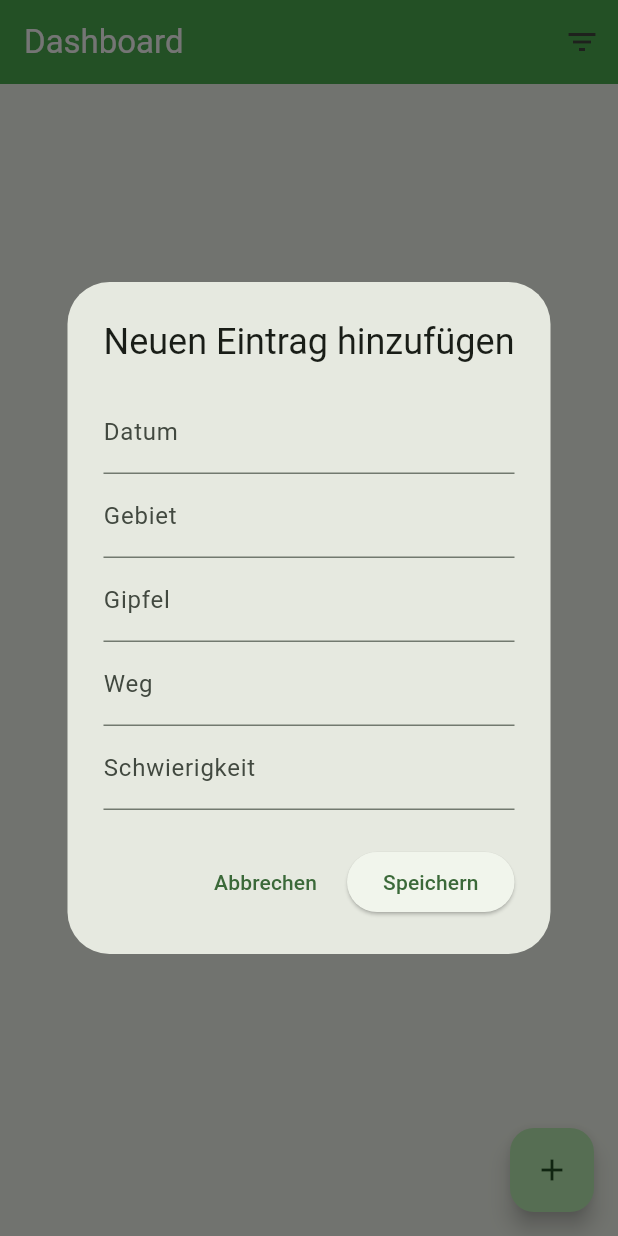
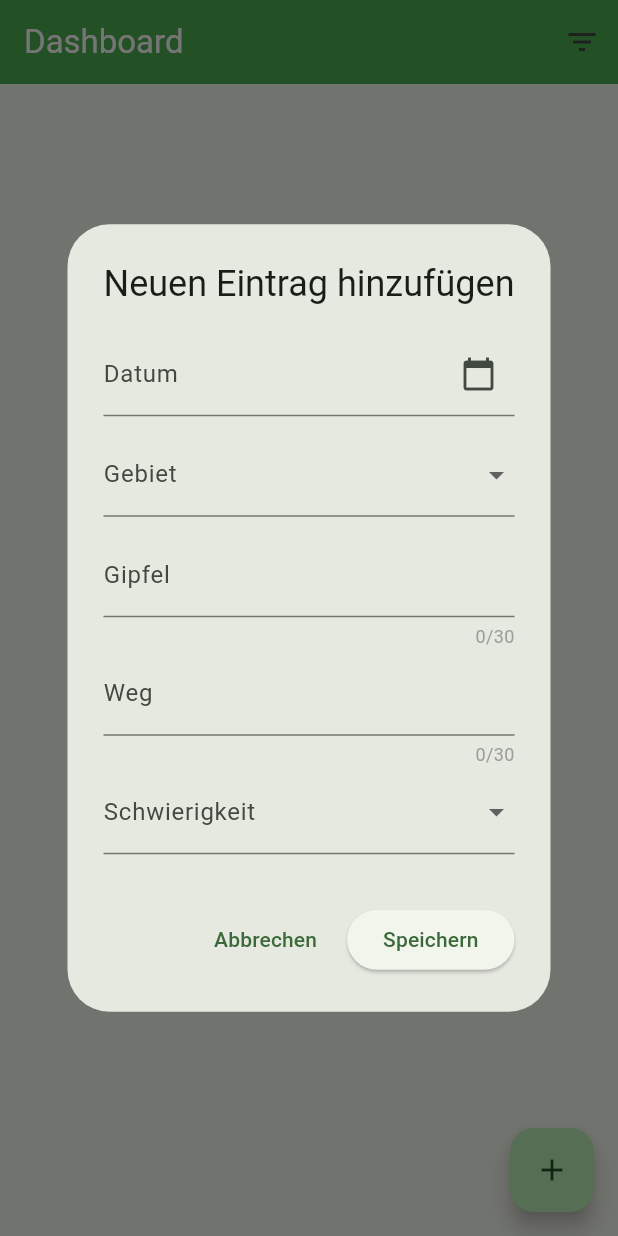
Before and after one commit to NicoleSchulze/Kletterlogbuch, a Flutter app: the screen it shows after launch, after a tap on the "add" icon, on a phone screen of 412 x 824 dp. Run offline on Flutter 3.47's test engine with Material 3 defaults, Android fonts, the light colour scheme and no system bars; our stand-ins replace sqflite; accounts and stored records are empty.

Commit message:
Add Funktionalität, Validierung neuer Kletterwege, Flutter localization installed

```diff
--- a/lib/database/database_helper.dart
+++ b/lib/database/database_helper.dart
@@ -37,7 +37,7 @@ class DatabaseHelper {
   }
 
   // ------------------------------
-  // CRUD-Methoden für kletterwege
+  // CRUD-Methoden für Kletterwege
   // ------------------------------
 
 // Insert
--- a/lib/main.dart
+++ b/lib/main.dart
@@ -1,5 +1,7 @@
 import 'package:flutter/material.dart';
 import 'screens/splash_screen.dart';
+import 'package:flutter_localizations/flutter_localizations.dart';
+
 
 /// Starte meine App und zeige das Widget MyApp
 void main() {
@@ -21,6 +23,14 @@ class MyApp extends StatelessWidget {
         colorScheme: ColorScheme.fromSeed(seedColor: Colors.green),
         useMaterial3: true,
       ),
+      localizationsDelegates: [
+        GlobalMaterialLocalizations.delegate,
+        GlobalWidgetsLocalizations.delegate,
+        GlobalCupertinoLocalizations.delegate,
+      ],
+      supportedLocales: const [
+        Locale('de', 'DE'), // Deutsch
+      ],
       home: const SplashScreen(),
     );
   }
--- a/lib/widgets/add_kletterweg.dart
+++ /dev/null
@@ -1,54 +0,0 @@
-import 'package:flutter/material.dart';
-import '../models/kletterweg.dart';
-
-class AddKletterwegDialog extends StatefulWidget {
-  final Function(Kletterweg) onSave;
-
-  const AddKletterwegDialog({super.key, required this.onSave});
-
-  @override
-  State<AddKletterwegDialog> createState() => _AddKletterwegDialogState();
-}
-
-class _AddKletterwegDialogState extends State<AddKletterwegDialog> {
-  String datum = "";
-  String gebiet = "";
-  String gipfel = "";
-  String weg = "";
-  String schwierigkeit = "";
-
-  @override
-  Widget build(BuildContext context) {
-    return AlertDialog(
-      title: const Text("Neuen Eintrag hinzufügen"),
-      content: Column(
-        mainAxisSize: MainAxisSize.min,
-        children: [
-          TextField(decoration: const InputDecoration(labelText: "Datum"), onChanged: (val) => datum = val),
-          TextField(decoration: const InputDecoration(labelText: "Gebiet"), onChanged: (val) => gebiet = val),
-          TextField(decoration: const InputDecoration(labelText: "Gipfel"), onChanged: (val) => gipfel = val),
-          TextField(decoration: const InputDecoration(labelText: "Weg"), onChanged: (val) => weg = val),
-          TextField(decoration: const InputDecoration(labelText: "Schwierigkeit"), onChanged: (val) => schwierigkeit = val),
-        ],
-      ),
-      actions: [
-        TextButton(child: const Text("Abbrechen"), onPressed: () => Navigator.pop(context)),
-        ElevatedButton(
-          child: const Text("Speichern"),
-          onPressed: () {
-            if (weg.isNotEmpty && schwierigkeit.isNotEmpty) {
-              widget.onSave(Kletterweg(
-                datum: datum,
-                gebiet: gebiet,
-                gipfel: gipfel,
-                weg: weg,
-                schwierigkeit: schwierigkeit,
-              ));
-              Navigator.pop(context);
-            }
-          },
-        ),
-      ],
-    );
-  }
-}
--- /dev/null
+++ b/lib/widgets/popup_add_kletterweg.dart
@@ -0,0 +1,225 @@
+import 'package:flutter/material.dart';
+import 'package:flutter/services.dart';
+import '../models/kletterweg_datenmodell.dart';
+
+/// --- Dialog zum Hinzufügen eines neuen Kletterwegs ---
+//Callback-Funktion, die aufgerufen wird, wenn der Benutzer speichert
+class AddKletterwegDialog extends StatefulWidget {
+  final Function(Kletterweg) onSave;
+
+  const AddKletterwegDialog({super.key, required this.onSave});
+
+  @override
+  State<AddKletterwegDialog> createState() => _AddKletterwegDialogState();
+}
+
+// --- State für den Dialog ---
+// Variablen für die Eingaben des Benutzers
+// Speichert die Benutzereingaben temporär
+class _AddKletterwegDialogState extends State<AddKletterwegDialog> {
+  String datum = "";
+  String gebiet = "";
+  String gipfel = "";
+  String weg = "";
+  String schwierigkeit = "";
+
+  String? datumError;
+  String? gebietError;
+  String? gipfelError;
+  String? wegError;
+  String? schwierigkeitError;
+
+  final TextEditingController _datumController = TextEditingController();
+
+// --- Konstanten für einheitliches Layout ---
+  static const double fieldHeight = 65;  // Höhe für alle Felder
+  static const double fieldSpacing = 2;  // Abstand zwischen Feldern
+
+  // Liste Gebiete
+  final List<String> gebieteListe = [
+    "Erzgebirgsgrenzgebiet",
+    "Bielatal",
+    "Gebiet der Steine",
+    "Wehlen",
+    "Rathen",
+    "Brand",
+    "Schrammsteine",
+    "Affensteine",
+    "Schmilka",
+    "Wildenstein",
+    "Kleiner Zschand",
+    "Großer Zschand",
+    "Hinterhermsdorf",
+  ];
+
+  // Schwierigkeit in römischen Zahlen direkt
+  final List<String> schwierigkeitenListe = [
+    "I", "II", "III", "IV", "VI", "VIIa", "VIIb", "VIIc", "VIIIa", "VIIIb", "VIIIc",
+    "IXa", "IXb", "IXc", "Xa", "Xb", "Xc", "XIa", "XIb", "XIc",
+  ];
+
+  // Prüfen aller Pflichtfelder und Speichern
+  void validateAndSave() {
+    setState(() {
+      datumError = datum.isEmpty ? "Bitte Datum auswählen" : null;
+      gebietError = gebiet.isEmpty ? "Bitte Gebiet wählen" : null;
+      gipfelError = gipfel.isEmpty ? "Bitte Gipfel eingeben" : null;
+      wegError = weg.isEmpty ? "Bitte Weg eingeben" : null;
+      schwierigkeitError = schwierigkeit.isEmpty ? "Bitte Schwierigkeit wählen" : null;
+    });
+
+    if ([datum, gebiet, gipfel, weg, schwierigkeit].any((e) => e.isEmpty))
+      return;
+
+    widget.onSave(
+      Kletterweg(
+        datum: datum,
+        gebiet: gebiet,
+        gipfel: gipfel,
+        weg: weg,
+        schwierigkeit: schwierigkeit,
+      ),
+    );
+    Navigator.pop(context);
+  }
+
+  // Datumsauswahl mit DatePicker
+  Future<void> pickDate() async {
+    final DateTime? picked = await showDatePicker(
+      context: context,
+      initialDate: DateTime.now(),
+      firstDate: DateTime(2000),
+      lastDate: DateTime(2100),
+    );
+
+    if (picked != null) {
+      setState(() {
+        datum =
+            "${picked.day.toString().padLeft(2, '0')}.${picked.month.toString().padLeft(2, '0')}.${picked.year}";
+        _datumController.text = datum;
+        datumError = null; // Fehler entfernen, sobald Datum gewählt
+      });
+    }
+  }
+
+  Widget buildTextField({
+    required String label,
+    required String value,
+    required Function(String) onChanged,
+    required String? errorText,
+    int maxLength = 30,
+    RegExp? allowedPattern,
+  }) {
+    return TextField(
+      decoration: InputDecoration(labelText: label, errorText: errorText),
+      maxLength: maxLength,
+      inputFormatters: allowedPattern != null
+          ? [FilteringTextInputFormatter.allow(allowedPattern)]
+          : [],
+      buildCounter:
+          (
+            BuildContext context, {
+            required int currentLength,
+            required bool isFocused,
+            required int? maxLength,
+          }) {
+            return Text(
+              "$currentLength/$maxLength",
+              style: const TextStyle(fontSize: 12, color: Colors.grey),
+            );
+          },
+      onChanged: onChanged,
+    );
+  }
+
+  //Inhalt Dialog/Overlay
+  @override
+  Widget build(BuildContext context) {
+    return AlertDialog(
+      title: const Text("Neuen Eintrag hinzufügen"),
+      content: SingleChildScrollView(
+        child: Column(
+          mainAxisSize: MainAxisSize.min,
+          children: [
+            // Datum
+            SizedBox(
+              height: fieldHeight,
+              child: TextField(
+                controller: _datumController,
+                readOnly: true,
+                textAlignVertical: TextAlignVertical.center,
+                decoration: InputDecoration(
+                  labelText: "Datum",
+                  errorText: datumError,
+                  suffixIcon: const Icon(Icons.calendar_today),
+                ),
+                onTap: pickDate,
+              ),
+            ),
+            SizedBox(height: fieldSpacing),
+
+            // Gebiet Dropdown
+            SizedBox(
+              height: fieldHeight,
+              child: DropdownButtonFormField<String>(
+                value: gebiet.isEmpty ? null : gebiet,
+                decoration: InputDecoration(labelText: "Gebiet", errorText: gebietError),
+                items: gebieteListe.map((g) => DropdownMenuItem(value: g, child: Text(g))).toList(),
+                onChanged: (val) => setState(() => gebiet = val ?? ""),
+              ),
+            ),
+            SizedBox(height: fieldSpacing),
+
+            // Gipfel
+            buildTextField(
+              label: "Gipfel",
+              value: gipfel,
+              maxLength: 30,
+              allowedPattern: RegExp(r'[a-zA-ZäöüÄÖÜß\s]'),
+              errorText: gipfelError,
+              onChanged: (val) => setState(() {
+                gipfel = val;
+                gipfelError = val.isEmpty ? "Bitte Gipfel eingeben" : null;
+              }),
+            ),
+            SizedBox(height: fieldSpacing),
+
+            // Weg
+            buildTextField(
+              label: "Weg",
+              value: weg,
+              maxLength: 30,
+              allowedPattern: RegExp(r'[a-zA-ZäöüÄÖÜß\s\-]'),
+              errorText: wegError,
+              onChanged: (val) => setState(() {
+                weg = val;
+                wegError = val.isEmpty ? "Bitte Weg eingeben" : null;
+              }),
+            ),
+            SizedBox(height: fieldSpacing),
+
+            // Schwierigkeit Dropdown
+            SizedBox(
+              height: fieldHeight,
+              child: DropdownButtonFormField<String>(
+                value: schwierigkeit.isEmpty ? null : schwierigkeit,
+                decoration: InputDecoration(labelText: "Schwierigkeit", errorText: schwierigkeitError),
+                items: schwierigkeitenListe.map((s) => DropdownMenuItem(value: s, child: Text(s))).toList(),
+                onChanged: (val) {
+                  setState(() {
+                    schwierigkeit = val ?? "";
+                    schwierigkeitError = null;
+                  });
+                },
+              ),
+            ),
+          ],
+        ),
+      ),
+      actions: [
+        TextButton(onPressed: () => Navigator.pop(context), child: const Text("Abbrechen")),
+        ElevatedButton(onPressed: validateAndSave, child: const Text("Speichern")),
+      ],
+    );
+  }
+}
--- a/pubspec.yaml
+++ b/pubspec.yaml
@@ -29,6 +29,8 @@ environment:
 # versions available, run `flutter pub outdated`.
 dependencies:
   flutter:
+    sdk: flutter
+  flutter_localizations:
     sdk: flutter
   sqflite: ^2.4.2
   path: ^1.9.1
```
Also changed, not shown: lib/screens/dashboard.dart (+7 -7 lines), lib/utilities/kletter_helpers_dashboard.dart (+25 -11 lines), lib/models/kletterweg_datenmodell.dart (renamed from lib/models/kletterweg.dart), pubspec.lock, 3 other files.
